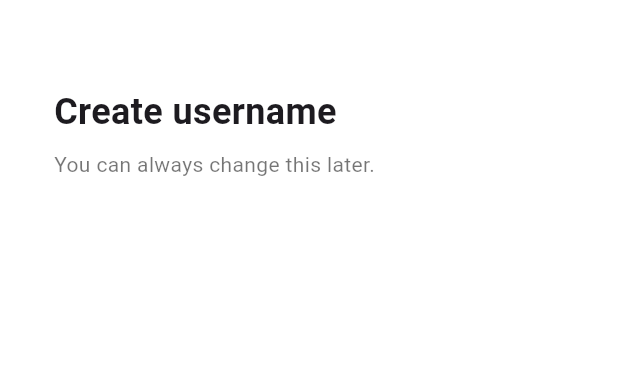
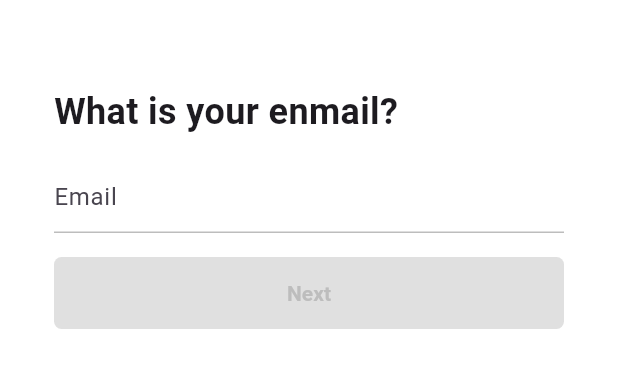
Before and after one commit to Alpaca92/tiktok_clone_2024, a Flutter app: the EmailScreen screen opened directly, on a phone screen of 412 x 824 dp, the part 58-446 px from its top. Run offline on Flutter 3.47's test engine with Material 3 defaults, Android fonts, the phone set to English and light mode, and no system bars; our stand-ins replace font_awesome_flutter.

Commit message:
feat: implement email screen and form button for user input

```diff
--- a/lib/features/authentication/email_screen.dart
+++ b/lib/features/authentication/email_screen.dart
@@ -1,9 +1,42 @@
 import 'package:flutter/material.dart';
 import 'package:tiktok_clone/constants/gaps.dart';
 import 'package:tiktok_clone/constants/sizes.dart';
+import 'package:tiktok_clone/features/authentication/widgets/form_button.dart';
 
-class EmailScreen extends StatelessWidget {
+class EmailScreen extends StatefulWidget {
   const EmailScreen({super.key});
+
+  @override
+  State<EmailScreen> createState() => _UsernameScreenState();
+}
+
+class _UsernameScreenState extends State<EmailScreen> {
+  final TextEditingController _usernameController = TextEditingController();
+  String _username = '';
+
+  void _onNextTap() {
+    // Navigator.of(context).push(
+    //   MaterialPageRoute(
+    //     builder: (context) => EmailScreen(),
+    //   ),
+    // );
+  }
+
+  @override
+  void initState() {
+    super.initState();
+    _usernameController.addListener(() {
+      setState(() {
+        _username = _usernameController.text;
+      });
+    });
+  }
+
+  @override
+  void dispose() {
+    _usernameController.dispose();
+    super.dispose();
+  }
 
   @override
   Widget build(BuildContext context) {
@@ -22,18 +55,34 @@ class EmailScreen extends StatelessWidget {
           children: [
             Gaps.v40,
             Text(
-              'Create username',
+              'What is your enmail?',
               style: TextStyle(
                 fontSize: Sizes.size24,
                 fontWeight: FontWeight.w700,
               ),
             ),
-            Gaps.v8,
-            Text(
-              'You can always change this later.',
-              style: TextStyle(
-                color: Colors.black54,
+            Gaps.v16,
+            TextField(
+              controller: _usernameController,
+              cursorColor: Theme.of(context).primaryColor,
+              decoration: InputDecoration(
+                hintText: 'Email',
+                enabledBorder: UnderlineInputBorder(
+                  borderSide: BorderSide(
+                    color: Colors.grey.shade400,
+                  ),
+                ),
+                focusedBorder: UnderlineInputBorder(
+                  borderSide: BorderSide(
+                    color: Theme.of(context).primaryColor,
+                  ),
+                ),
               ),
+            ),
+            Gaps.v16,
+            FormButton(
+              disabled: _username.isEmpty,
+              onTap: _onNextTap,
             ),
           ],
         ),
--- /dev/null
+++ b/lib/features/authentication/widgets/form_button.dart
@@ -0,0 +1,44 @@
+import 'package:flutter/material.dart';
+import 'package:tiktok_clone/constants/sizes.dart';
+
+class FormButton extends StatelessWidget {
+  final bool disabled;
+  final void Function() onTap;
+
+  const FormButton({
+    super.key,
+    required this.disabled,
+    required this.onTap,
+  });
+
+  @override
+  Widget build(BuildContext context) {
+    return GestureDetector(
+      onTap: disabled ? null : onTap,
+      child: FractionallySizedBox(
+        widthFactor: 1,
+        child: AnimatedContainer(
+          duration: const Duration(milliseconds: 300),
+          padding: const EdgeInsets.symmetric(vertical: Sizes.size16),
+          decoration: BoxDecoration(
+            borderRadius: BorderRadius.circular(Sizes.size5),
+            color: disabled
+                ? Colors.grey.shade300
+                : Theme.of(context).primaryColor,
+          ),
+          child: AnimatedDefaultTextStyle(
+            duration: const Duration(milliseconds: 300),
+            style: TextStyle(
+              color: disabled ? Colors.grey.shade400 : Colors.white,
+              fontWeight: FontWeight.w600,
+            ),
+            child: Text(
+              'Next',
+              textAlign: TextAlign.center,
+            ),
+          ),
+        ),
+      ),
+    );
+  }
+}
```
Also changed, not shown: lib/features/authentication/username_screen.dart (+19 -22 lines).
